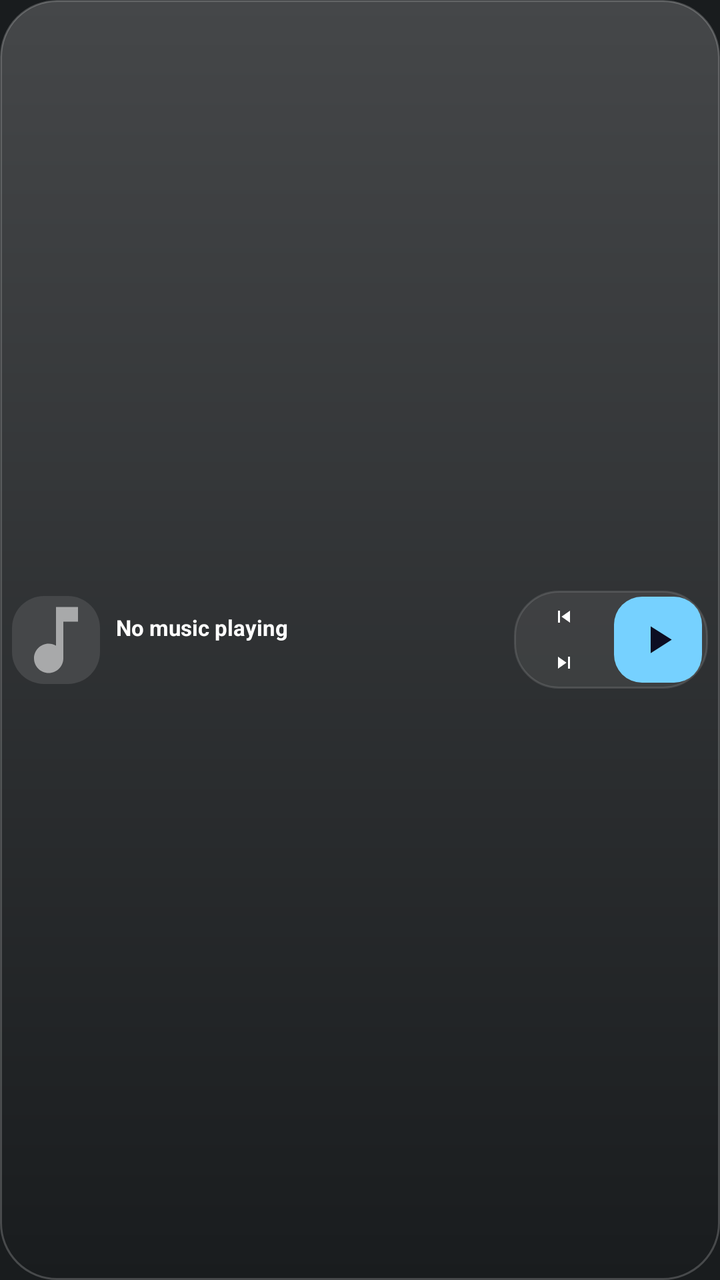
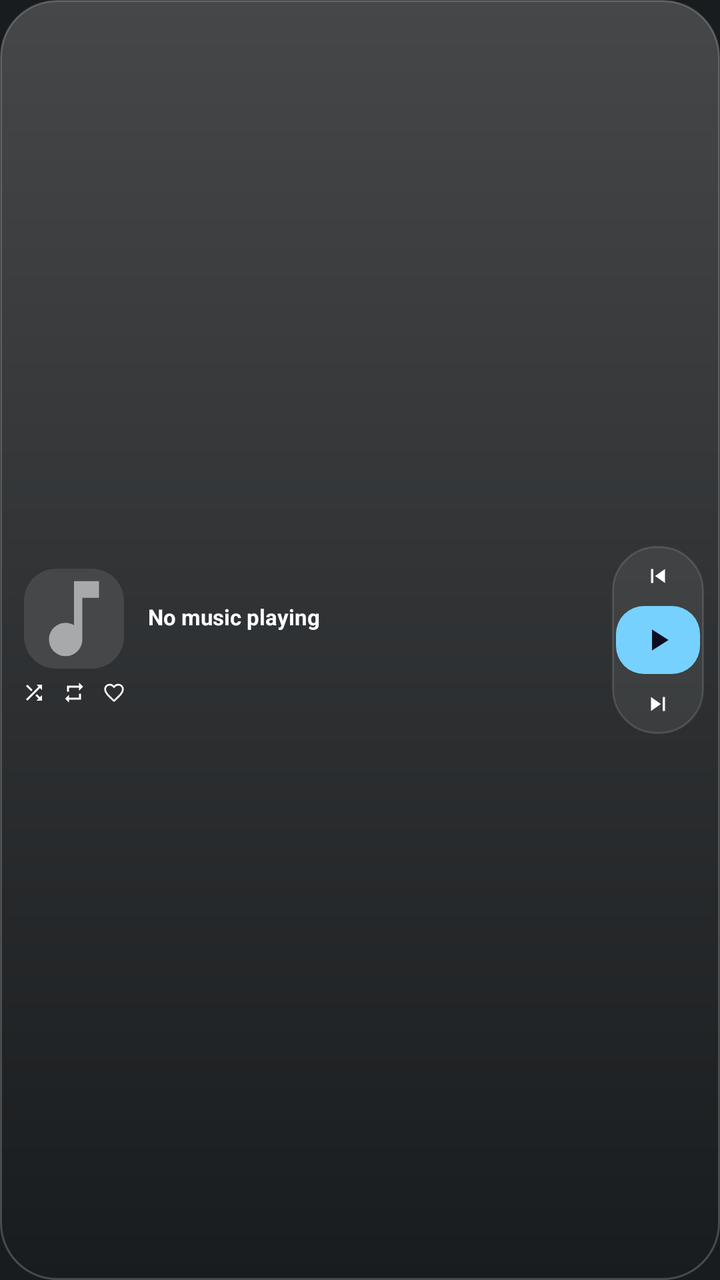

Screens rendered from an Android XML layout before and after an edit, with the pre-edit source and the edit as a unified diff.
<!-- AndroidManifest.xml: application theme android:Theme.DeviceDefault -->
<!-- res/layout/widget_music_small.xml -->
<?xml version="1.0" encoding="utf-8"?>
<LinearLayout xmlns:android="http://schemas.android.com/apk/res/android"
    android:id="@+id/widgetRoot"
    android:layout_width="match_parent"
    android:layout_height="match_parent"
    android:background="@drawable/widget_bg"
    android:orientation="horizontal"
    android:padding="6dp"
    android:gravity="center_vertical">

    <ImageView
        android:id="@+id/albumArt"
        android:layout_width="44dp"
        android:layout_height="44dp"
        android:scaleType="centerCrop"
        android:background="@drawable/album_art_bg"
        android:src="@drawable/ic_music_note"/>

    <LinearLayout
        android:layout_width="0dp"
        android:layout_height="wrap_content"
        android:layout_weight="1"
        android:layout_marginStart="8dp"
        android:layout_marginEnd="6dp"
        android:orientation="vertical"
        android:gravity="center_vertical">

        <TextView
            android:id="@+id/songTitle"
            android:layout_width="match_parent"
            android:layout_height="wrap_content"
            android:text="No music playing"
            android:textColor="#FFFFFFFF"
            android:textSize="11sp"
            android:textStyle="bold"
            android:maxLines="1"
            android:ellipsize="end"/>

        <TextView
            android:id="@+id/artistName"
            android:layout_width="match_parent"
            android:layout_height="wrap_content"
            android:text=""
            android:textColor="#B3FFFFFF"
            android:textSize="9sp"
            android:maxLines="1"
            android:ellipsize="end"/>

    </LinearLayout>

    
    <LinearLayout
        android:layout_width="wrap_content"
        android:layout_height="wrap_content"
        android:background="@drawable/dock_bg"
        android:orientation="horizontal"
        android:padding="3dp"
        android:gravity="center_vertical">

        <LinearLayout
            android:layout_width="44dp"
            android:layout_height="wrap_content"
            android:orientation="vertical">

            <ImageView
                android:id="@+id/btnPrev"
                android:layout_width="44dp"
                android:layout_height="20dp"
                android:src="@drawable/ic_skip_previous"
                android:background="@drawable/ripple_cell"
                android:scaleType="centerInside"
                android:padding="4dp"/>

            <ImageView
                android:id="@+id/btnNext"
                android:layout_width="44dp"
                android:layout_height="20dp"
                android:layout_marginTop="3dp"
                android:src="@drawable/ic_skip_next"
                android:background="@drawable/ripple_cell"
                android:scaleType="centerInside"
                android:padding="4dp"/>

        </LinearLayout>

        <ImageView
            android:id="@+id/btnPlayPause"
            android:layout_width="44dp"
            android:layout_height="43dp"
            android:layout_marginStart="3dp"
            android:src="@drawable/ic_play"
            android:background="@drawable/play_pill"
            android:scaleType="centerInside"
            android:padding="10dp"/>

    </LinearLayout>

    <ImageView
        android:id="@+id/btnShuffle"
        android:layout_width="0dp"
        android:layout_height="0dp"
        android:visibility="gone"/>
    <ImageView
        android:id="@+id/btnRepeat"
        android:layout_width="0dp"
        android:layout_height="0dp"
        android:visibility="gone"/>

</LinearLayout>
<!-- resources referenced by this layout -->
<resources>
  <!-- drawable album_art_bg (drawable) -->
  <?xml version="1.0" encoding="utf-8"?>
  <shape xmlns:android="http://schemas.android.com/apk/res/android">
      <solid android:color="#33FFFFFF"/>
      <corners android:radius="16dp"/>
  </shape>
  <!-- drawable dock_bg (drawable) -->
  <?xml version="1.0" encoding="utf-8"?>
  <shape xmlns:android="http://schemas.android.com/apk/res/android">
      <solid android:color="#12FFFFFF"/>
      <corners android:radius="22dp"/>
      <stroke
          android:width="1dp"
          android:color="#1FFFFFFF"/>
  </shape>
  <!-- drawable ic_play (drawable) -->
  <vector xmlns:android="http://schemas.android.com/apk/res/android"
      android:width="24dp" android:height="24dp"
      android:viewportWidth="24" android:viewportHeight="24">
      <path android:fillColor="#FF0D0D22"
          android:pathData="M8,5v14l11,-7z"/>
  </vector>
  <!-- drawable ic_skip_next (drawable) -->
  <vector xmlns:android="http://schemas.android.com/apk/res/android"
      android:width="24dp" android:height="24dp"
      android:viewportWidth="24" android:viewportHeight="24">
      <path android:fillColor="#FFFFFFFF"
          android:pathData="M6,18l8.5,-6L6,6v12zM16,6v12h2V6h-2z"/>
  </vector>
  <!-- drawable ic_skip_previous (drawable) -->
  <vector xmlns:android="http://schemas.android.com/apk/res/android"
      android:width="24dp" android:height="24dp"
      android:viewportWidth="24" android:viewportHeight="24">
      <path android:fillColor="#FFFFFFFF"
          android:pathData="M6,6h2v12H6zM9.5,12l8.5,6V6z"/>
  </vector>
  <!-- drawable widget_bg (drawable) -->
  <?xml version="1.0" encoding="utf-8"?>
  <shape xmlns:android="http://schemas.android.com/apk/res/android">
      <solid android:color="#E61A1B1F"/>
      <corners android:radius="28dp"/>
      <stroke
          android:width="1dp"
          android:color="#26FFFFFF"/>
  </shape>
  <!-- unchanged entries left out for length: 3 -->
</resources>

<!-- the commit's change to res/layout/widget_music_small.xml (unified diff, before → after) -->
@@ -5,17 +5,65 @@
     android:layout_height="match_parent"
     android:background="@drawable/widget_bg"
     android:orientation="horizontal"
-    android:padding="6dp"
+    android:padding="8dp"
     android:gravity="center_vertical">
 
-    <ImageView
-        android:id="@+id/albumArt"
-        android:layout_width="44dp"
-        android:layout_height="44dp"
-        android:scaleType="centerCrop"
-        android:background="@drawable/album_art_bg"
-        android:src="@drawable/ic_music_note"/>
+    
+    <LinearLayout
+        android:layout_width="wrap_content"
+        android:layout_height="wrap_content"
+        android:orientation="vertical"
+        android:gravity="center_horizontal">
 
+        <ImageView
+            android:id="@+id/albumArt"
+            android:layout_width="50dp"
+            android:layout_height="50dp"
+            android:scaleType="centerCrop"
+            android:background="@drawable/album_art_bg"
+            android:src="@drawable/ic_music_note"/>
+
+        <LinearLayout
+            android:layout_width="wrap_content"
+            android:layout_height="wrap_content"
+            android:layout_marginTop="3dp"
+            android:orientation="horizontal"
+            android:gravity="center_vertical">
+
+            <ImageView
+                android:id="@+id/btnShuffle"
+                android:layout_width="18dp"
+                android:layout_height="18dp"
+                android:src="@drawable/ic_shuffle"
+                android:background="@drawable/ripple_cell_sm"
+                android:scaleType="centerInside"
+                android:padding="3dp"/>
+
+            <ImageView
+                android:id="@+id/btnRepeat"
+                android:layout_width="18dp"
+                android:layout_height="18dp"
+                android:layout_marginStart="2dp"
+                android:src="@drawable/ic_repeat"
+                android:background="@drawable/ripple_cell_sm"
+                android:scaleType="centerInside"
+                android:padding="3dp"/>
+
+            <ImageView
+                android:id="@+id/btnLike"
+                android:layout_width="18dp"
+                android:layout_height="18dp"
+                android:layout_marginStart="2dp"
+                android:src="@drawable/ic_heart_outline"
+                android:background="@drawable/ripple_cell_sm"
+                android:scaleType="centerInside"
+                android:padding="3dp"/>
+
+        </LinearLayout>
+
+    </LinearLayout>
+
+    
     <LinearLayout
         android:layout_width="0dp"
         android:layout_height="wrap_content"
@@ -33,77 +81,78 @@
             android:textColor="#FFFFFFFF"
             android:textSize="11sp"
             android:textStyle="bold"
-            android:maxLines="1"
-            android:ellipsize="end"/>
+            android:maxLines="2"
+            android:ellipsize="end"
+            android:autoSizeTextType="uniform"
+            android:autoSizeMinTextSize="8sp"
+            android:autoSizeMaxTextSize="12sp"/>
 
         <TextView
             android:id="@+id/artistName"
             android:layout_width="match_parent"
             android:layout_height="wrap_content"
             android:text=""
-            android:textColor="#B3FFFFFF"
+            android:textColor="#CCFFFFFF"
             android:textSize="9sp"
+            android:maxLines="2"
+            android:ellipsize="end"
+            android:autoSizeTextType="uniform"
+            android:autoSizeMinTextSize="7sp"
+            android:autoSizeMaxTextSize="10sp"/>
+
+        <TextView
+            android:id="@+id/albumName"
+            android:layout_width="match_parent"
+            android:layout_height="wrap_content"
+            android:text=""
+            android:textColor="#99FFFFFF"
+            android:textSize="8sp"
             android:maxLines="1"
-            android:ellipsize="end"/>
+            android:ellipsize="end"
+            android:autoSizeTextType="uniform"
+            android:autoSizeMinTextSize="7sp"
+            android:autoSizeMaxTextSize="9sp"/>
 
     </LinearLayout>
 
     
     <LinearLayout
-        android:layout_width="wrap_content"
+        android:layout_width="46dp"
         android:layout_height="wrap_content"
         android:background="@drawable/dock_bg"
-        android:orientation="horizontal"
-        android:padding="3dp"
-        android:gravity="center_vertical">
+        android:orientation="vertical"
+        android:padding="2dp"
+        android:gravity="center">
 
-        <LinearLayout
-            android:layout_width="44dp"
-            android:layout_height="wrap_content"
-            android:orientation="vertical">
-
-            <ImageView
-                android:id="@+id/btnPrev"
-                android:layout_width="44dp"
-                android:layout_height="20dp"
-                android:src="@drawable/ic_skip_previous"
-                android:background="@drawable/ripple_cell"
-                android:scaleType="centerInside"
-                android:padding="4dp"/>
-
-            <ImageView
-                android:id="@+id/btnNext"
-                android:layout_width="44dp"
-                android:layout_height="20dp"
-                android:layout_marginTop="3dp"
-                android:src="@drawable/ic_skip_next"
-                android:background="@drawable/ripple_cell"
-                android:scaleType="centerInside"
-                android:padding="4dp"/>
-
-        </LinearLayout>
+        <ImageView
+            android:id="@+id/btnPrev"
+            android:layout_width="42dp"
+            android:layout_height="26dp"
+            android:src="@drawable/ic_skip_previous"
+            android:background="@drawable/ripple_cell"
+            android:scaleType="centerInside"
+            android:padding="6dp"/>
 
         <ImageView
             android:id="@+id/btnPlayPause"
-            android:layout_width="44dp"
-            android:layout_height="43dp"
-            android:layout_marginStart="3dp"
+            android:layout_width="42dp"
+            android:layout_height="34dp"
+            android:layout_marginTop="2dp"
             android:src="@drawable/ic_play"
             android:background="@drawable/play_pill"
             android:scaleType="centerInside"
-            android:padding="10dp"/>
+            android:padding="8dp"/>
+
+        <ImageView
+            android:id="@+id/btnNext"
+            android:layout_width="42dp"
+            android:layout_height="26dp"
+            android:layout_marginTop="2dp"
+            android:src="@drawable/ic_skip_next"
+            android:background="@drawable/ripple_cell"
+            android:scaleType="centerInside"
+            android:padding="6dp"/>
 
     </LinearLayout>
 
-    <ImageView
-        android:id="@+id/btnShuffle"
-        android:layout_width="0dp"
-        android:layout_height="0dp"
-        android:visibility="gone"/>
-    <ImageView
-        android:id="@+id/btnRepeat"
-        android:layout_width="0dp"
-        android:layout_height="0dp"
-        android:visibility="gone"/>
-
 </LinearLayout>
<!-- resource entries referenced after the edit -->
@@ -15,12 +15,46 @@
           android:width="1dp"
           android:color="#1FFFFFFF"/>
   </shape>
+  <!-- drawable ic_heart_outline (drawable) -->
+  <vector xmlns:android="http://schemas.android.com/apk/res/android"
+      android:width="24dp"
+      android:height="24dp"
+      android:viewportWidth="24"
+      android:viewportHeight="24">
+      <path
+          android:fillColor="#00000000"
+          android:strokeColor="#FFFFFFFF"
+          android:strokeWidth="1.8"
+          android:strokeLineCap="round"
+          android:strokeLineJoin="round"
+          android:pathData="M12,20.2l-1.1,-1C6.1,14.7 3.1,11.9 3.1,8.6 3.1,6 5.1,4 7.7,4c1.5,0 2.9,0.7 3.8,1.8L12,6.4l0.5,-0.6C13.4,4.7 14.8,4 16.3,4c2.6,0 4.6,2 4.6,4.6 0,3.3 -3,6.1 -7.8,10.6L12,20.2z"/>
+  </vector>
   <!-- drawable ic_play (drawable) -->
   <vector xmlns:android="http://schemas.android.com/apk/res/android"
       android:width="24dp" android:height="24dp"
       android:viewportWidth="24" android:viewportHeight="24">
       <path android:fillColor="#FF0D0D22"
           android:pathData="M8,5v14l11,-7z"/>
+  </vector>
+  <!-- drawable ic_repeat (drawable) -->
+  <vector xmlns:android="http://schemas.android.com/apk/res/android"
+      android:width="24dp"
+      android:height="24dp"
+      android:viewportWidth="24"
+      android:viewportHeight="24">
+      <path
+          android:fillColor="#FFFFFFFF"
+          android:pathData="M7,7h10v3l4,-4 -4,-4v3H5v6h2V7zM17,17H7v-3l-4,4 4,4v-3h12v-6h-2v4z"/>
+  </vector>
+  <!-- drawable ic_shuffle (drawable) -->
+  <vector xmlns:android="http://schemas.android.com/apk/res/android"
+      android:width="24dp"
+      android:height="24dp"
+      android:viewportWidth="24"
+      android:viewportHeight="24">
+      <path
+          android:fillColor="#FFFFFFFF"
+          android:pathData="M10.59,9.17L5.41,4 4,5.41l5.17,5.17 1.42,-1.41zM14.5,4l2.04,2.04L4,18.59 5.41,20 17.96,7.46 20,9.5V4h-5.5zM14.83,13.41l-1.41,1.41 3.13,3.13L14.5,20H20v-5.5l-2.04,2.04 -3.13,-3.13z"/>
   </vector>
   <!-- drawable ic_skip_next (drawable) -->
   <vector xmlns:android="http://schemas.android.com/apk/res/android"
@@ -36,6 +70,17 @@
       <path android:fillColor="#FFFFFFFF"
           android:pathData="M6,6h2v12H6zM9.5,12l8.5,6V6z"/>
   </vector>
+  <!-- drawable ripple_cell_sm (drawable) -->
+  <?xml version="1.0" encoding="utf-8"?>
+  <ripple xmlns:android="http://schemas.android.com/apk/res/android"
+      android:color="#33FFFFFF">
+      <item android:id="@android:id/mask">
+          <shape android:shape="rectangle">
+              <solid android:color="#FFFFFFFF"/>
+              <corners android:radius="7dp"/>
+          </shape>
+      </item>
+  </ripple>
   <!-- drawable widget_bg (drawable) -->
   <?xml version="1.0" encoding="utf-8"?>
   <shape xmlns:android="http://schemas.android.com/apk/res/android">
